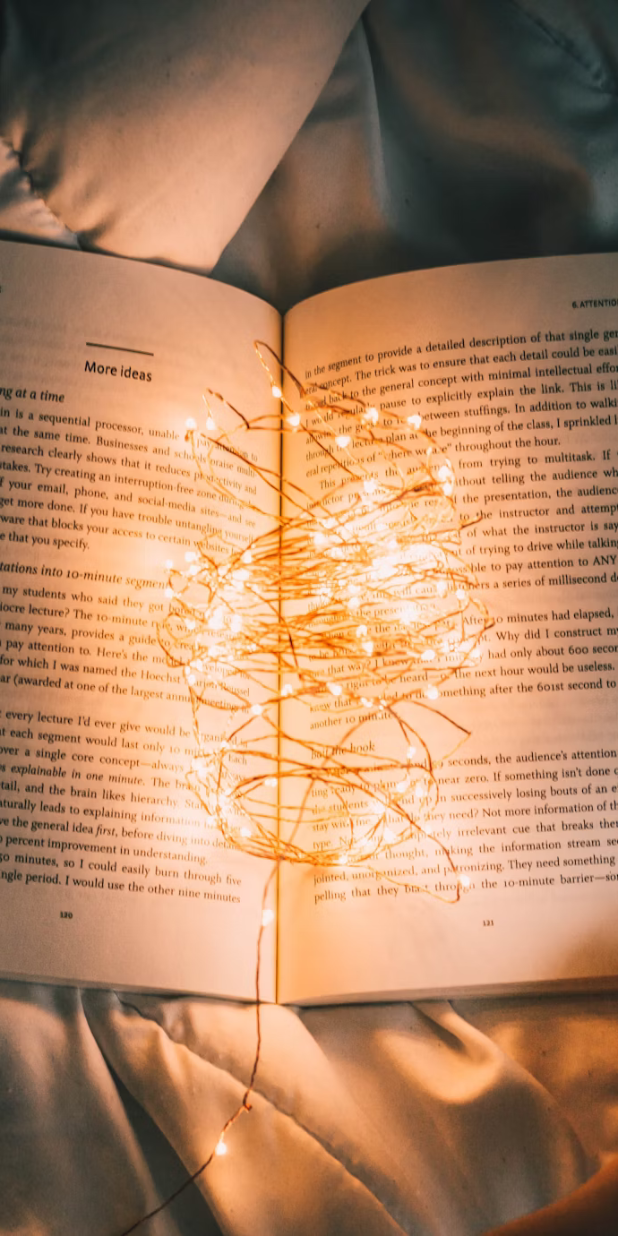
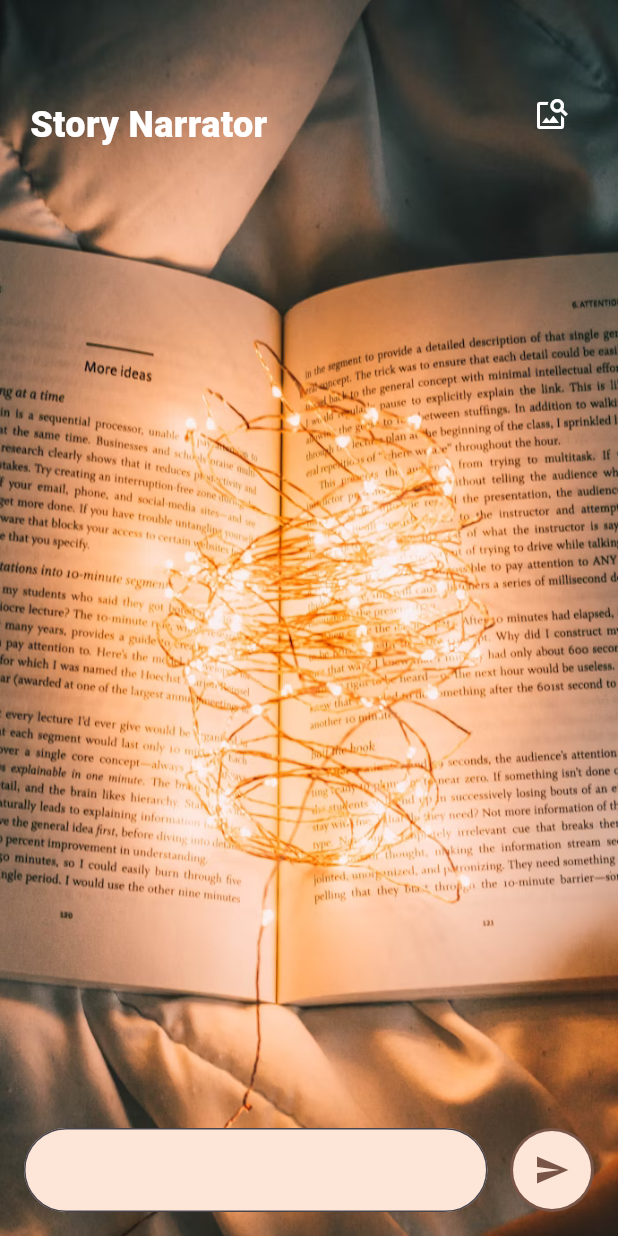
Before and after one commit to AyushmanKS/Story-Narrator, a Flutter app: the screen it shows after launch, on a phone screen of 412 x 824 dp. Run offline on Flutter 3.47's test engine with Material 3 defaults, Android fonts, the light colour scheme and no system bars.

Commit message:
update: home page ui

```diff
--- a/lib/pages/home_page.dart
+++ b/lib/pages/home_page.dart
@@ -20,7 +20,71 @@
             fit: BoxFit.cover,
           ),
         ),
-        child: Column(),
+        child: Column(
+          children: [
+            Container(
+              padding: const EdgeInsets.symmetric(horizontal: 20),
+              height: 100,
+              child: Row(
+                mainAxisAlignment: MainAxisAlignment.spaceBetween,
+                crossAxisAlignment: CrossAxisAlignment.end,
+                children: [
+                  const Text(
+                    'Story Narrator',
+                    style: TextStyle(
+                        fontSize: 24,
+                        fontWeight: FontWeight.w900,
+                        color: Colors.white),
+                  ),
+                  IconButton(
+                    onPressed: () {},
+                    icon: const Icon(
+                      Icons.image_search,
+                      color: Colors.white,
+                    ),
+                  ),
+                ],
+              ),
+            ),
+            Expanded(
+              child: ListView(),
+            ),
+            Container(
+              padding: const EdgeInsets.all(16),
+              child: Row(
+                children: [
+                  Expanded(
+                    child: TextField(
+                      style: const TextStyle(color: Colors.black),
+                      cursorColor: Theme.of(context).primaryColor,
+                      decoration: InputDecoration(
+                        fillColor: const Color(0xFFfde6d7),
+                        filled: true,
+                        border: OutlineInputBorder(
+                          borderRadius: BorderRadius.circular(100),
+                        ),
+                        focusColor: Theme.of(context).primaryColor,
+                      ),
+                    ),
+                  ),
+                  const SizedBox(width: 15),
+                  const CircleAvatar(
+                    radius: 28,
+                    backgroundColor: Colors.brown,
+                    child: CircleAvatar(
+                      radius: 26,
+                      backgroundColor: Color(0xFFfde6d7),
+                      child: Icon(
+                        Icons.send,
+                        color: Colors.brown,
+                      ),
+                    ),
+                  ),
+                ],
+              ),
+            ),
+          ],
+        ),
       ),
     );
   }
```
